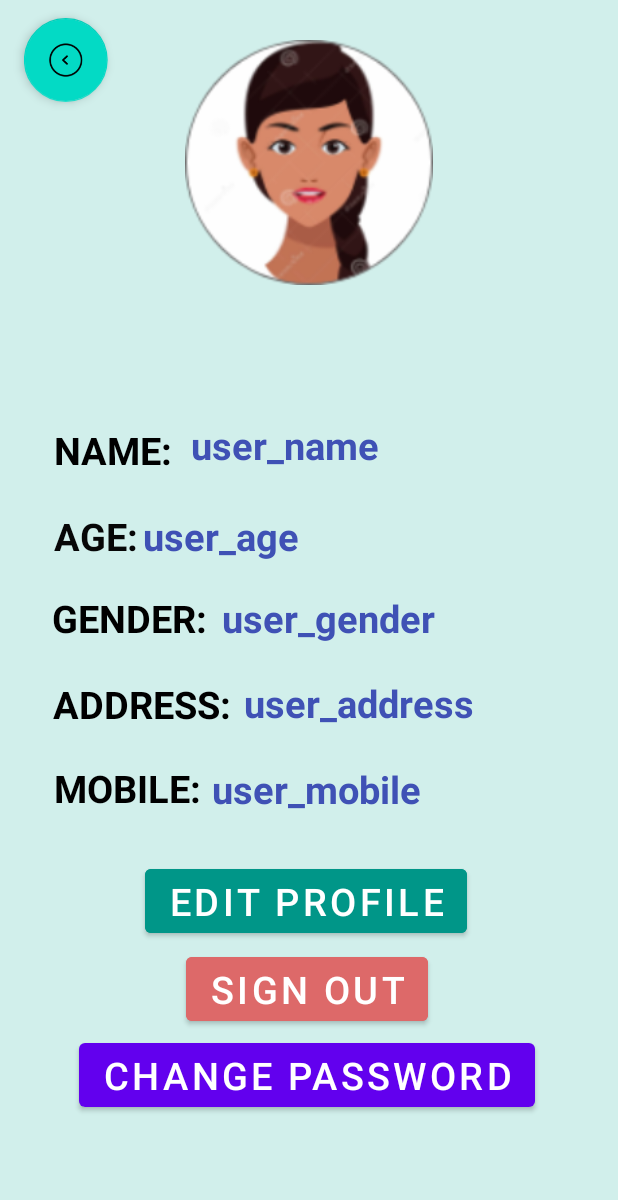
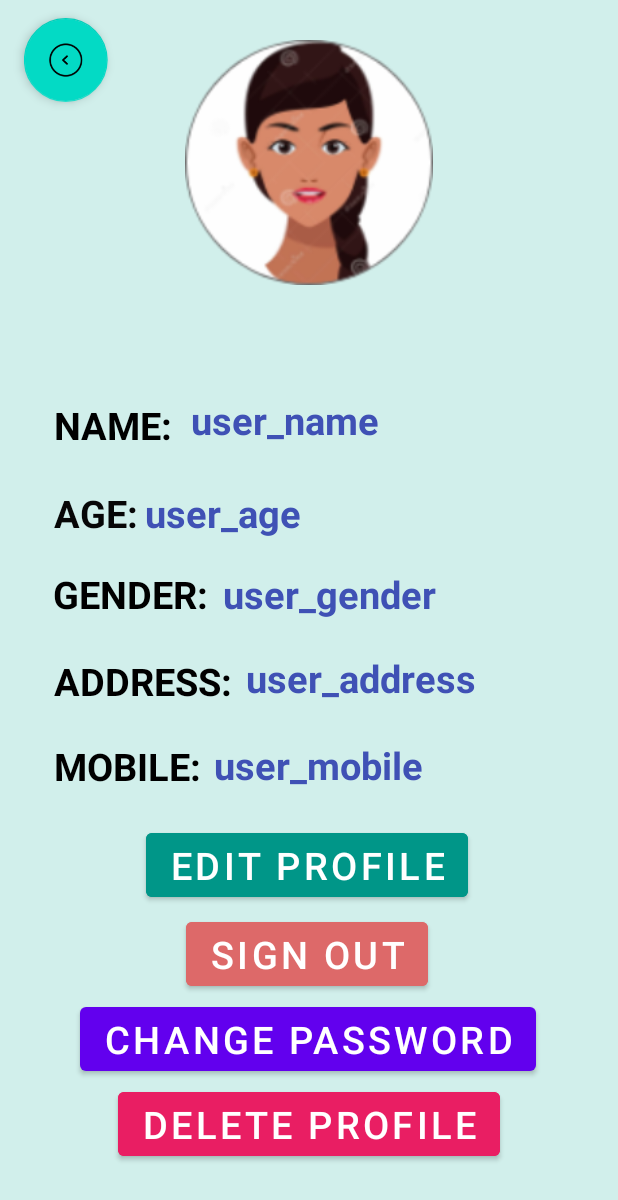
Before and after one commit to SegFault03/Maatran, an Android app: the ProfileView screen opened directly, with no data from a screen before it, on a phone screen of 412 x 824 dp. Shown: the top 1200 px of the screen. Run offline under Robolectric (Android 15) with nearby library versions, the phone set to English and light mode, and no system bars; our stand-ins replace Firebase (no records; nobody signed in at launch, a user with empty details on screens opened directly); Roboto replaces fonts that are not available here.

Commit message:
UI changes to accommodate the 'delete profile' btn

```diff
--- a/app/src/main/res/layout/user_profile.xml
+++ b/app/src/main/res/layout/user_profile.xml
@@ -6,22 +6,126 @@
     android:layout_height="match_parent"
     android:background="#D1EFEB">
 
-    <Button
-        android:id="@+id/change_password"
+    <ImageView
+        android:id="@+id/user_profile_pic"
+        android:layout_width="165dp"
+        android:layout_height="215dp"
+        android:src="@drawable/avatar"
+        app:layout_constraintBottom_toBottomOf="parent"
+        app:layout_constraintEnd_toEndOf="parent"
+        app:layout_constraintStart_toStartOf="parent"
+        app:layout_constraintTop_toTopOf="parent"
+        app:layout_constraintVertical_bias="0.001" />
+
+    <TextView
+        android:id="@+id/user_gender"
         android:layout_width="wrap_content"
         android:layout_height="wrap_content"
-        android:layout_marginTop="50dp"
-        android:layout_marginBottom="36dp"
-        android:onClick="changePassword"
-        android:text="CHANGE PASSWORD"
+        android:text="user_gender"
+        android:textColor="#3F51B5"
         android:textSize="25sp"
-        android:visibility="visible"
+        android:textStyle="bold"
         app:layout_constraintBottom_toBottomOf="parent"
         app:layout_constraintEnd_toEndOf="parent"
-        app:layout_constraintHorizontal_bias="0.49"
+        app:layout_constraintHorizontal_bias="0.075"
+        app:layout_constraintStart_toEndOf="@+id/gender_label"
+        app:layout_constraintTop_toTopOf="parent"
+        app:layout_constraintVertical_bias="0.48" />
+
+    <TextView
+        android:id="@+id/address_label"
+        android:layout_width="wrap_content"
+        android:layout_height="wrap_content"
+        android:layout_marginStart="5dp"
+        android:text="ADDRESS:"
+        android:textColor="#000000"
+        android:textSize="25sp"
+        android:textStyle="bold"
+        app:layout_constraintBottom_toBottomOf="parent"
+        app:layout_constraintEnd_toEndOf="parent"
+        app:layout_constraintHorizontal_bias="0.107"
         app:layout_constraintStart_toStartOf="parent"
         app:layout_constraintTop_toTopOf="parent"
-        app:layout_constraintVertical_bias="0.936" />
+        app:layout_constraintVertical_bias="0.553" />
+
+    <TextView
+        android:id="@+id/gender_label"
+        android:layout_width="wrap_content"
+        android:layout_height="wrap_content"
+        android:layout_marginStart="5dp"
+        android:text="GENDER:"
+        android:textColor="#000000"
+        android:textSize="25sp"
+        android:textStyle="bold"
+        app:layout_constraintBottom_toBottomOf="parent"
+        app:layout_constraintEnd_toEndOf="parent"
+        app:layout_constraintHorizontal_bias="0.099"
+        app:layout_constraintStart_toStartOf="parent"
+        app:layout_constraintTop_toTopOf="parent"
+        app:layout_constraintVertical_bias="0.48" />
+
+    <TextView
+        android:id="@+id/mobile_number_label"
+        android:layout_width="wrap_content"
+        android:layout_height="wrap_content"
+        android:layout_marginStart="5dp"
+        android:text="MOBILE:"
+        android:textColor="#000000"
+        android:textSize="25sp"
+        android:textStyle="bold"
+        app:layout_constraintBottom_toBottomOf="parent"
+        app:layout_constraintEnd_toEndOf="parent"
+        app:layout_constraintHorizontal_bias="0.1"
+        app:layout_constraintStart_toStartOf="parent"
+        app:layout_constraintTop_toTopOf="parent"
+        app:layout_constraintVertical_bias="0.625" />
+
+    <TextView
+        android:id="@+id/age_label"
+        android:layout_width="wrap_content"
+        android:layout_height="wrap_content"
+        android:layout_marginStart="5dp"
+        android:text="AGE:"
+        android:textColor="#070707"
+        android:textSize="25sp"
+        android:textStyle="bold"
+        app:layout_constraintBottom_toBottomOf="parent"
+        app:layout_constraintEnd_toEndOf="parent"
+        app:layout_constraintHorizontal_bias="0.088"
+        app:layout_constraintStart_toStartOf="parent"
+        app:layout_constraintTop_toTopOf="parent"
+        app:layout_constraintVertical_bias="0.411" />
+
+    <TextView
+        android:id="@+id/user_age"
+        android:layout_width="wrap_content"
+        android:layout_height="wrap_content"
+        android:layout_marginStart="80dp"
+        android:text="user_age"
+        android:textColor="#3F51B5"
+        android:textSize="25sp"
+        android:textStyle="bold"
+        app:layout_constraintBottom_toBottomOf="parent"
+        app:layout_constraintEnd_toEndOf="parent"
+        app:layout_constraintHorizontal_bias="0.074"
+        app:layout_constraintStart_toStartOf="parent"
+        app:layout_constraintTop_toTopOf="parent"
+        app:layout_constraintVertical_bias="0.411" />
+
+    <TextView
+        android:id="@+id/user_name"
+        android:layout_width="242dp"
+        android:layout_height="42dp"
+        android:text="user_name"
+        android:textColor="#3F51B5"
+        android:textSize="25sp"
+        android:textStyle="bold"
+        app:layout_constraintBottom_toBottomOf="parent"
+        app:layout_constraintEnd_toEndOf="parent"
+        app:layout_constraintHorizontal_bias="0.045"
+        app:layout_constraintStart_toEndOf="@+id/name_label"
+        app:layout_constraintTop_toTopOf="parent"
+        app:layout_constraintVertical_bias="0.336" />
 
     <TextView
         android:id="@+id/user_mob"
@@ -34,10 +138,26 @@
         android:textStyle="bold"
         app:layout_constraintBottom_toBottomOf="parent"
         app:layout_constraintEnd_toEndOf="parent"
-        app:layout_constraintHorizontal_bias="0.229"
+        app:layout_constraintHorizontal_bias="0.246"
         app:layout_constraintStart_toStartOf="parent"
         app:layout_constraintTop_toTopOf="parent"
-        app:layout_constraintVertical_bias="0.645" />
+        app:layout_constraintVertical_bias="0.625" />
+
+    <TextView
+        android:id="@+id/name_label"
+        android:layout_width="89dp"
+        android:layout_height="35dp"
+        android:layout_marginStart="5dp"
+        android:text="NAME:"
+        android:textColor="#000000"
+        android:textSize="25sp"
+        android:textStyle="bold"
+        app:layout_constraintBottom_toBottomOf="parent"
+        app:layout_constraintEnd_toEndOf="parent"
+        app:layout_constraintHorizontal_bias="0.097"
+        app:layout_constraintStart_toStartOf="parent"
+        app:layout_constraintTop_toTopOf="parent"
+        app:layout_constraintVertical_bias="0.337" />
 
     <TextView
         android:id="@+id/user_adr"
@@ -50,145 +170,10 @@
         android:textStyle="bold"
         app:layout_constraintBottom_toBottomOf="parent"
         app:layout_constraintEnd_toEndOf="parent"
-        app:layout_constraintHorizontal_bias="0.168"
+        app:layout_constraintHorizontal_bias="0.18"
         app:layout_constraintStart_toEndOf="@+id/address_label"
         app:layout_constraintTop_toTopOf="parent"
-        app:layout_constraintVertical_bias="0.573" />
-
-    <TextView
-        android:id="@+id/age_label"
-        android:layout_width="wrap_content"
-        android:layout_height="wrap_content"
-        android:layout_marginStart="5dp"
-        android:text="AGE:"
-        android:textColor="#070707"
-        android:textSize="25sp"
-        android:textStyle="bold"
-        app:layout_constraintBottom_toBottomOf="parent"
-        app:layout_constraintEnd_toEndOf="parent"
-        app:layout_constraintHorizontal_bias="0.087"
-        app:layout_constraintStart_toStartOf="parent"
-        app:layout_constraintTop_toTopOf="parent"
-        app:layout_constraintVertical_bias="0.431" />
-
-    <ImageView
-        android:id="@+id/user_profile_pic"
-        android:layout_width="165dp"
-        android:layout_height="215dp"
-        app:layout_constraintBottom_toBottomOf="parent"
-        app:layout_constraintEnd_toEndOf="parent"
-        app:layout_constraintStart_toStartOf="parent"
-        app:layout_constraintTop_toTopOf="parent"
-        app:layout_constraintVertical_bias="0.001"
-        android:src="@drawable/avatar" />
-
-    <TextView
-        android:id="@+id/name_label"
-        android:layout_width="89dp"
-        android:layout_height="35dp"
-        android:layout_marginStart="5dp"
-        android:text="NAME:"
-        android:textColor="#000000"
-        android:textSize="25sp"
-        android:textStyle="bold"
-        app:layout_constraintBottom_toBottomOf="parent"
-        app:layout_constraintEnd_toEndOf="parent"
-        app:layout_constraintHorizontal_bias="0.096"
-        app:layout_constraintStart_toStartOf="parent"
-        app:layout_constraintTop_toTopOf="parent"
-        app:layout_constraintVertical_bias="0.358" />
-
-    <TextView
-        android:id="@+id/gender_label"
-        android:layout_width="wrap_content"
-        android:layout_height="wrap_content"
-        android:layout_marginStart="5dp"
-        android:text="GENDER:"
-        android:textColor="#000000"
-        android:textSize="25sp"
-        android:textStyle="bold"
-        app:layout_constraintBottom_toBottomOf="parent"
-        app:layout_constraintEnd_toEndOf="parent"
-        app:layout_constraintHorizontal_bias="0.097"
-        app:layout_constraintStart_toStartOf="parent"
-        app:layout_constraintTop_toTopOf="parent" />
-
-    <TextView
-        android:id="@+id/address_label"
-        android:layout_width="wrap_content"
-        android:layout_height="wrap_content"
-        android:layout_marginStart="5dp"
-        android:text="ADDRESS:"
-        android:textColor="#000000"
-        android:textSize="25sp"
-        android:textStyle="bold"
-        app:layout_constraintBottom_toBottomOf="parent"
-        app:layout_constraintEnd_toEndOf="parent"
-        app:layout_constraintHorizontal_bias="0.105"
-        app:layout_constraintStart_toStartOf="parent"
-        app:layout_constraintTop_toTopOf="parent"
-        app:layout_constraintVertical_bias="0.573" />
-
-    <TextView
-        android:id="@+id/mobile_number_label"
-        android:layout_width="wrap_content"
-        android:layout_height="wrap_content"
-        android:layout_marginStart="5dp"
-        android:text="MOBILE:"
-        android:textColor="#000000"
-        android:textSize="25sp"
-        android:textStyle="bold"
-        app:layout_constraintBottom_toBottomOf="parent"
-        app:layout_constraintEnd_toEndOf="parent"
-        app:layout_constraintHorizontal_bias="0.099"
-        app:layout_constraintStart_toStartOf="parent"
-        app:layout_constraintTop_toTopOf="parent"
-        app:layout_constraintVertical_bias="0.644" />
-
-    <TextView
-        android:id="@+id/user_name"
-        android:layout_width="242dp"
-        android:layout_height="42dp"
-        android:text="user_name"
-        android:textColor="#3F51B5"
-        android:textSize="25sp"
-        android:textStyle="bold"
-        app:layout_constraintBottom_toBottomOf="parent"
-        app:layout_constraintEnd_toEndOf="parent"
-        app:layout_constraintHorizontal_bias="0.04"
-        app:layout_constraintStart_toEndOf="@+id/name_label"
-        app:layout_constraintTop_toTopOf="parent"
-        app:layout_constraintVertical_bias="0.357" />
-
-    <TextView
-        android:id="@+id/user_age"
-        android:layout_width="wrap_content"
-        android:layout_height="wrap_content"
-        android:layout_marginStart="80dp"
-        android:text="user_age"
-        android:textColor="#3F51B5"
-        android:textSize="25sp"
-        android:textStyle="bold"
-        app:layout_constraintBottom_toBottomOf="parent"
-        app:layout_constraintEnd_toEndOf="parent"
-        app:layout_constraintHorizontal_bias="0.068"
-        app:layout_constraintStart_toStartOf="parent"
-        app:layout_constraintTop_toTopOf="parent"
-        app:layout_constraintVertical_bias="0.431" />
-
-    <TextView
-        android:id="@+id/user_gender"
-        android:layout_width="wrap_content"
-        android:layout_height="wrap_content"
-        android:text="user_gender"
-        android:textColor="#3F51B5"
-        android:textSize="25sp"
-        android:textStyle="bold"
-        app:layout_constraintBottom_toBottomOf="parent"
-        app:layout_constraintEnd_toEndOf="parent"
-        app:layout_constraintHorizontal_bias="0.074"
-        app:layout_constraintStart_toEndOf="@+id/gender_label"
-        app:layout_constraintTop_toTopOf="parent" />
+        app:layout_constraintVertical_bias="0.552" />
 
     <Button
         android:id="@+id/sign_out"
@@ -204,7 +189,39 @@
         app:layout_constraintHorizontal_bias="0.495"
         app:layout_constraintStart_toStartOf="parent"
         app:layout_constraintTop_toTopOf="@+id/user_profile_pic"
-        app:layout_constraintVertical_bias="0.862" />
+        app:layout_constraintVertical_bias="0.83" />
+
+    <Button
+        android:id="@+id/button2"
+        android:layout_width="wrap_content"
+        android:layout_height="wrap_content"
+        android:layout_marginTop="2dp"
+        android:backgroundTint="#E91E63"
+
+        android:onClick="deleteProfile"
+        android:text="DELETE PROFILE"
+        android:textSize="25sp"
+        app:layout_constraintEnd_toEndOf="parent"
+        app:layout_constraintHorizontal_bias="0.5"
+        app:layout_constraintStart_toStartOf="parent"
+        app:layout_constraintTop_toBottomOf="@+id/change_password" />
+
+    <Button
+        android:id="@+id/change_password"
+        android:layout_width="wrap_content"
+        android:layout_height="wrap_content"
+        android:layout_marginTop="50dp"
+        android:layout_marginBottom="36dp"
+        android:onClick="changePassword"
+        android:text="CHANGE PASSWORD"
+        android:textSize="25sp"
+        android:visibility="visible"
+        app:layout_constraintBottom_toBottomOf="parent"
+        app:layout_constraintEnd_toEndOf="parent"
+        app:layout_constraintHorizontal_bias="0.495"
+        app:layout_constraintStart_toStartOf="parent"
+        app:layout_constraintTop_toTopOf="parent"
+        app:layout_constraintVertical_bias="0.9" />
 
     <Button
         android:id="@+id/button"
@@ -219,10 +236,10 @@
         android:textSize="25sp"
         app:layout_constraintBottom_toBottomOf="parent"
         app:layout_constraintEnd_toEndOf="parent"
-        app:layout_constraintHorizontal_bias="0.49"
+        app:layout_constraintHorizontal_bias="0.492"
         app:layout_constraintStart_toStartOf="parent"
         app:layout_constraintTop_toTopOf="parent"
-        app:layout_constraintVertical_bias="0.774" />
+        app:layout_constraintVertical_bias="0.741" />
 
     <com.google.android.material.floatingactionbutton.FloatingActionButton
         android:id="@+id/back_to_dashboard_btn"
```
